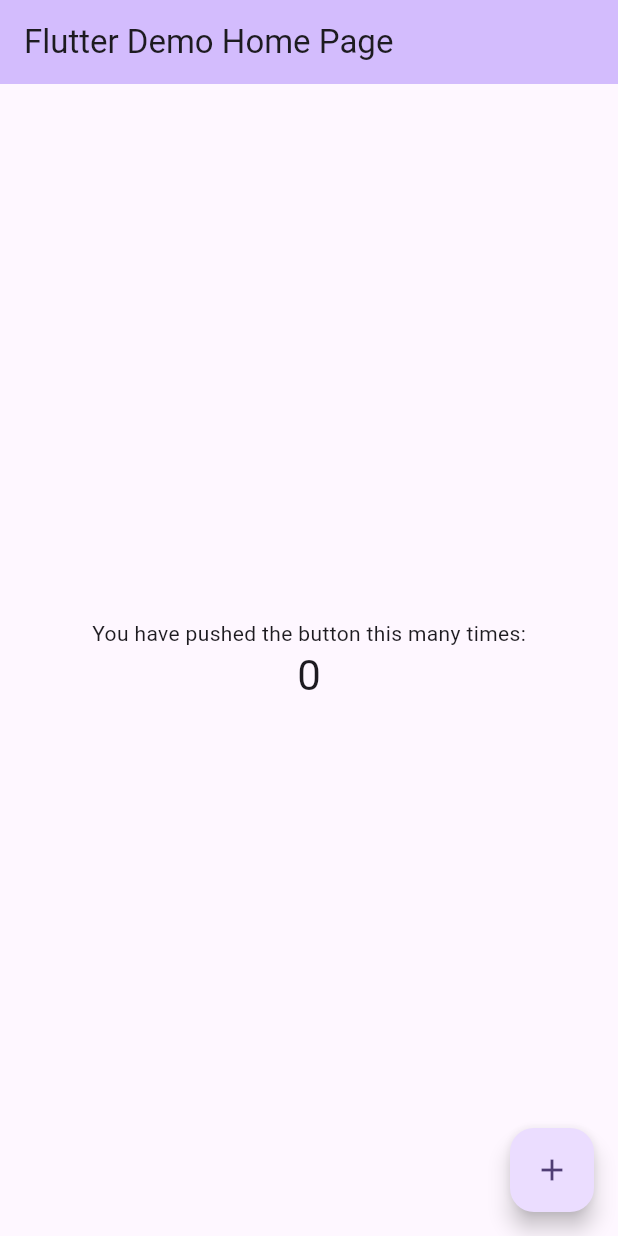
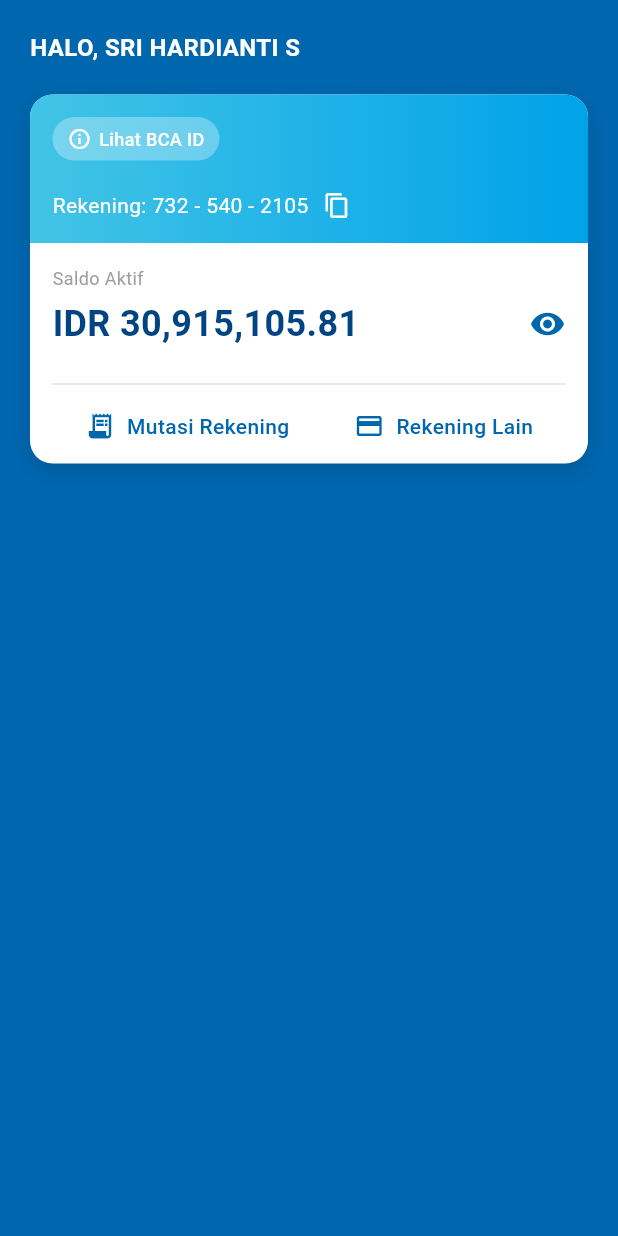
Before and after one commit to Ryxaa23/uts_mbankingbca, a Flutter app: the screen it shows after launch, on a phone screen of 412 x 824 dp. Run offline on Flutter 3.47's test engine with Material 3 defaults, Android fonts, the phone set to English and light mode, and no system bars.

Commit message:
Tahap 1: Setup kerangka dasar dan kartu saldo baru myBCA

```diff
--- a/lib/main.dart
+++ b/lib/main.dart
@@ -1,121 +1,153 @@
 import 'package:flutter/material.dart';
 
-void main() {
-  runApp(const MyApp());
-}
+const Color bcaBlue = Color(0xFF0066AE);
+const Color bcaDarkBlue = Color(0xFF004481);
+
+void main() => runApp(const MyApp());
 
 class MyApp extends StatelessWidget {
   const MyApp({super.key});
 
-  // This widget is the root of your application.
   @override
   Widget build(BuildContext context) {
     return MaterialApp(
-      title: 'Flutter Demo',
-      theme: ThemeData(
-        // This is the theme of your application.
-        //
-        // TRY THIS: Try running your application with "flutter run". You'll see
-        // the application has a purple toolbar. Then, without quitting the app,
-        // try changing the seedColor in the colorScheme below to Colors.green
-        // and then invoke "hot reload" (save your changes or press the "hot
-        // reload" button in a Flutter-supported IDE, or press "r" if you used
-        // the command line to start the app).
-        //
-        // Notice that the counter didn't reset back to zero; the application
-        // state is not lost during the reload. To reset the state, use hot
-        // restart instead.
-        //
-        // This works for code too, not just values: Most code changes can be
-        // tested with just a hot reload.
-        colorScheme: .fromSeed(seedColor: Colors.deepPurple),
-      ),
-      home: const MyHomePage(title: 'Flutter Demo Home Page'),
+      debugShowCheckedModeBanner: false,
+      title: 'myBCA New Replica',
+      home: const MyBcaScreen(),
     );
   }
 }
 
-class MyHomePage extends StatefulWidget {
-  const MyHomePage({super.key, required this.title});
-
-  // This widget is the home page of your application. It is stateful, meaning
-  // that it has a State object (defined below) that contains fields that affect
-  // how it looks.
-
-  // This class is the configuration for the state. It holds the values (in this
-  // case the title) provided by the parent (in this case the App widget) and
-  // used by the build method of the State. Fields in a Widget subclass are
-  // always marked "final".
-
-  final String title;
-
-  @override
-  State<MyHomePage> createState() => _MyHomePageState();
-}
-
-class _MyHomePageState extends State<MyHomePage> {
-  int _counter = 0;
-
-  void _incrementCounter() {
-    setState(() {
-      // This call to setState tells the Flutter framework that something has
-      // changed in this State, which causes it to rerun the build method below
-      // so that the display can reflect the updated values. If we changed
-      // _counter without calling setState(), then the build method would not be
-      // called again, and so nothing would appear to happen.
-      _counter++;
-    });
-  }
+class MyBcaScreen extends StatelessWidget {
+  const MyBcaScreen({super.key});
 
   @override
   Widget build(BuildContext context) {
-    // This method is rerun every time setState is called, for instance as done
-    // by the _incrementCounter method above.
-    //
-    // The Flutter framework has been optimized to make rerunning build methods
-    // fast, so that you can just rebuild anything that needs updating rather
-    // than having to individually change instances of widgets.
     return Scaffold(
-      appBar: AppBar(
-        // TRY THIS: Try changing the color here to a specific color (to
-        // Colors.amber, perhaps?) and trigger a hot reload to see the AppBar
-        // change color while the other colors stay the same.
-        backgroundColor: Theme.of(context).colorScheme.inversePrimary,
-        // Here we take the value from the MyHomePage object that was created by
-        // the App.build method, and use it to set our appbar title.
-        title: Text(widget.title),
-      ),
-      body: Center(
-        // Center is a layout widget. It takes a single child and positions it
-        // in the middle of the parent.
-        child: Column(
-          // Column is also a layout widget. It takes a list of children and
-          // arranges them vertically. By default, it sizes itself to fit its
-          // children horizontally, and tries to be as tall as its parent.
-          //
-          // Column has various properties to control how it sizes itself and
-          // how it positions its children. Here we use mainAxisAlignment to
-          // center the children vertically; the main axis here is the vertical
-          // axis because Columns are vertical (the cross axis would be
-          // horizontal).
-          //
-          // TRY THIS: Invoke "debug painting" (choose the "Toggle Debug Paint"
-          // action in the IDE, or press "p" in the console), to see the
-          // wireframe for each widget.
-          mainAxisAlignment: .center,
-          children: [
-            const Text('You have pushed the button this many times:'),
-            Text(
-              '$_counter',
-              style: Theme.of(context).textTheme.headlineMedium,
-            ),
-          ],
+      backgroundColor: bcaBlue, // Background utama biru
+      body: SafeArea(
+        bottom: false,
+        child: SingleChildScrollView(
+          child: Column(
+            crossAxisAlignment: CrossAxisAlignment.start,
+            children: [
+              // Memanggil fungsi pembuatan Kartu Header & Saldo
+              _buildHeaderCard(),
+
+              // Nanti banner dan menu putih akan ditambahkan di sini
+            ],
+          ),
         ),
       ),
-      floatingActionButton: FloatingActionButton(
-        onPressed: _incrementCounter,
-        tooltip: 'Increment',
-        child: const Icon(Icons.add),
+    );
+  }
+
+  Widget _buildHeaderCard() {
+    return Padding(
+      padding: const EdgeInsets.all(20.0),
+      child: Column(
+        crossAxisAlignment: CrossAxisAlignment.start,
+        children: [
+          // Teks Sapaan
+          const Text(
+            'HALO, SRI HARDIANTI S',
+            style: TextStyle(color: Colors.white, fontSize: 16, fontWeight: FontWeight.bold)
+          ),
+          const SizedBox(height: 20),
+
+          // Kartu Saldo Utama
+          Container(
+            decoration: BoxDecoration(
+              color: Colors.white,
+              borderRadius: BorderRadius.circular(15),
+              boxShadow: const [BoxShadow(color: Colors.black12, blurRadius: 10, offset: Offset(0, 5))],
+            ),
+            child: Column(
+              children: [
+                // --- Bagian Atas Kartu (Gradasi Cyan) ---
+                Container(
+                  padding: const EdgeInsets.all(15),
+                  decoration: const BoxDecoration(
+                    borderRadius: BorderRadius.only(topLeft: Radius.circular(15), topRight: Radius.circular(15)),
+                    gradient: LinearGradient(
+                      colors: [Color(0xFF42C4E5), Color(0xFF00A2E9)],
+                      begin: Alignment.centerLeft,
+                      end: Alignment.centerRight,
+                    ),
+                  ),
+                  child: Column(
+                    crossAxisAlignment: CrossAxisAlignment.start,
+                    children: [
+                      // Tombol Lihat BCA ID
+                      Container(
+                        padding: const EdgeInsets.symmetric(horizontal: 10, vertical: 6),
+                        decoration: BoxDecoration(
+                          color: Colors.white.withOpacity(0.3),
+                          borderRadius: BorderRadius.circular(20)
+                        ),
+                        child: Row(
+                          mainAxisSize: MainAxisSize.min,
+                          children: const [
+                            Icon(Icons.info_outline, color: Colors.white, size: 16),
+                            SizedBox(width: 5),
+                            Text('Lihat BCA ID', style: TextStyle(color: Colors.white, fontSize: 12, fontWeight: FontWeight.w500)),
+                          ],
+                        ),
+                      ),
+                      const SizedBox(height: 20),
+                      // Teks Rekening & Ikon Copy
+                      Row(
+                        children: const [
+                          Text('Rekening: 732 - 540 - 2105', style: TextStyle(color: Colors.white, fontSize: 14)),
+                          SizedBox(width: 10),
+                          Icon(Icons.copy, color: Colors.white, size: 18),
+                        ],
+                      ),
+                    ],
+                  ),
+                ),
+
+                // --- Bagian Bawah Kartu (Putih) ---
+                Padding(
+                  padding: const EdgeInsets.all(15),
+                  child: Column(
+                    crossAxisAlignment: CrossAxisAlignment.start,
+                    children: [
+                      const Text('Saldo Aktif', style: TextStyle(color: Colors.grey, fontSize: 12)),
+                      const SizedBox(height: 5),
+                      Row(
+                        mainAxisAlignment: MainAxisAlignment.spaceBetween,
+                        children: const [
+                          Text('IDR 30,915,105.81', style: TextStyle(color: bcaDarkBlue, fontSize: 24, fontWeight: FontWeight.bold)),
+                          Icon(Icons.visibility, color: bcaBlue),
+                        ],
+                      ),
+                      const SizedBox(height: 15),
+                      const Divider(color: Colors.grey, thickness: 0.3),
+                      const SizedBox(height: 10),
+                      // Tombol Mutasi & Rekening Lain
+                      Row(
+                        mainAxisAlignment: MainAxisAlignment.spaceAround,
+                        children: [
+                          Row(children: const [
+                            Icon(Icons.receipt_long, color: bcaBlue, size: 20),
+                            SizedBox(width: 8),
+                            Text('Mutasi Rekening', style: TextStyle(color: bcaBlue, fontWeight: FontWeight.w500))
+                          ]),
+                          Row(children: const [
+                            Icon(Icons.credit_card, color: bcaBlue, size: 20),
+                            SizedBox(width: 8),
+                            Text('Rekening Lain', style: TextStyle(color: bcaBlue, fontWeight: FontWeight.w500))
+                          ]),
+                        ],
+                      )
+                    ],
+                  ),
+                ),
+              ],
+            ),
+          ),
+        ],
       ),
     );
   }
```
